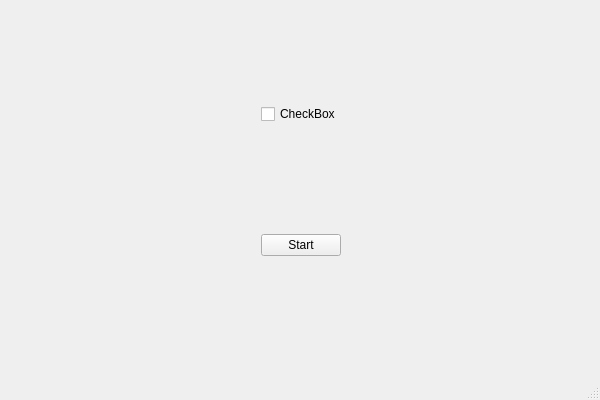
The window that HandControl.ui (KozlovIA/HandTrackingApp) describes before a commit, drawn with Qt 5.
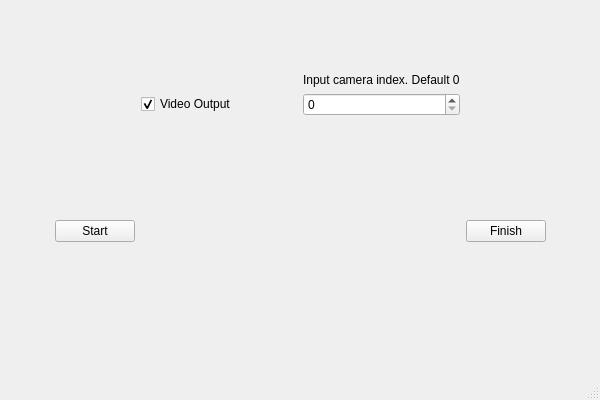
The same window after the commit. Icons and pictures are not drawn.

Commit message: v0.1 add mouse_control

```diff
--- a/HandControl.ui
+++ b/HandControl.ui
@@ -27,27 +27,7 @@
      </rect>
     </property>
     <layout class="QGridLayout" name="gridLayout">
-     <item row="0" column="2">
-      <spacer name="horizontalSpacer_2">
-       <property name="orientation">
-        <enum>Qt::Horizontal</enum>
-       </property>
-       <property name="sizeHint" stdset="0">
-        <size>
-         <width>40</width>
-         <height>20</height>
-        </size>
-       </property>
-      </spacer>
-     </item>
-     <item row="0" column="1">
-      <widget class="QCheckBox" name="videoChecker">
-       <property name="text">
-        <string>CheckBox</string>
-       </property>
-      </widget>
-     </item>
-     <item row="0" column="0">
+     <item row="2" column="0">
       <spacer name="horizontalSpacer">
        <property name="orientation">
         <enum>Qt::Horizontal</enum>
@@ -60,13 +40,141 @@
        </property>
       </spacer>
      </item>
-     <item row="1" column="1">
+     <item row="4" column="5">
+      <widget class="QPushButton" name="FinishButton">
+       <property name="text">
+        <string>Finish</string>
+       </property>
+      </widget>
+     </item>
+     <item row="4" column="4">
+      <spacer name="verticalSpacer_2">
+       <property name="orientation">
+        <enum>Qt::Vertical</enum>
+       </property>
+       <property name="sizeHint" stdset="0">
+        <size>
+         <width>20</width>
+         <height>40</height>
+        </size>
+       </property>
+      </spacer>
+     </item>
+     <item row="2" column="7">
+      <spacer name="horizontalSpacer_2">
+       <property name="orientation">
+        <enum>Qt::Horizontal</enum>
+       </property>
+       <property name="sizeHint" stdset="0">
+        <size>
+         <width>40</width>
+         <height>20</height>
+        </size>
+       </property>
+      </spacer>
+     </item>
+     <item row="3" column="3">
+      <spacer name="verticalSpacer_4">
+       <property name="orientation">
+        <enum>Qt::Vertical</enum>
+       </property>
+       <property name="sizeHint" stdset="0">
+        <size>
+         <width>20</width>
+         <height>40</height>
+        </size>
+       </property>
+      </spacer>
+     </item>
+     <item row="4" column="1">
       <widget class="QPushButton" name="StartButton">
        <property name="text">
         <string>Start</string>
        </property>
       </widget>
      </item>
+     <item row="4" column="2">
+      <spacer name="verticalSpacer">
+       <property name="orientation">
+        <enum>Qt::Vertical</enum>
+       </property>
+       <property name="sizeHint" stdset="0">
+        <size>
+         <width>20</width>
+         <height>40</height>
+        </size>
+       </property>
+      </spacer>
+     </item>
+     <item row="2" column="2">
+      <widget class="QCheckBox" name="videoChecker">
+       <property name="text">
+        <string>Video Output</string>
+       </property>
+       <property name="checked">
+        <bool>true</bool>
+       </property>
+       <property name="tristate">
+        <bool>false</bool>
+       </property>
+      </widget>
+     </item>
+     <item row="0" column="3">
+      <spacer name="verticalSpacer_3">
+       <property name="orientation">
+        <enum>Qt::Vertical</enum>
+       </property>
+       <property name="sizeHint" stdset="0">
+        <size>
+         <width>20</width>
+         <height>40</height>
+        </size>
+       </property>
+      </spacer>
+     </item>
+     <item row="4" column="3">
+      <widget class="QLabel" name="WorkText">
+       <property name="text">
+        <string/>
+       </property>
+      </widget>
+     </item>
+     <item row="6" column="3">
+      <spacer name="horizontalSpacer_3">
+       <property name="orientation">
+        <enum>Qt::Horizontal</enum>
+       </property>
+       <property name="sizeHint" stdset="0">
+        <size>
+         <width>40</width>
+         <height>20</height>
+        </size>
+       </property>
+      </spacer>
+     </item>
+     <item row="5" column="3">
+      <spacer name="verticalSpacer_5">
+       <property name="orientation">
+        <enum>Qt::Vertical</enum>
+       </property>
+       <property name="sizeHint" stdset="0">
+        <size>
+         <width>20</width>
+         <height>40</height>
+        </size>
+       </property>
+      </spacer>
+     </item>
+     <item row="1" column="4">
+      <widget class="QLabel" name="CamerIndexText">
+       <property name="text">
+        <string>Input camera index. Default 0</string>
+       </property>
+      </widget>
+     </item>
+     <item row="2" column="4">
+      <widget class="QSpinBox" name="CameraIndex"/>
+     </item>
     </layout>
    </widget>
   </widget>
```
The commit also changes 8 other files.
